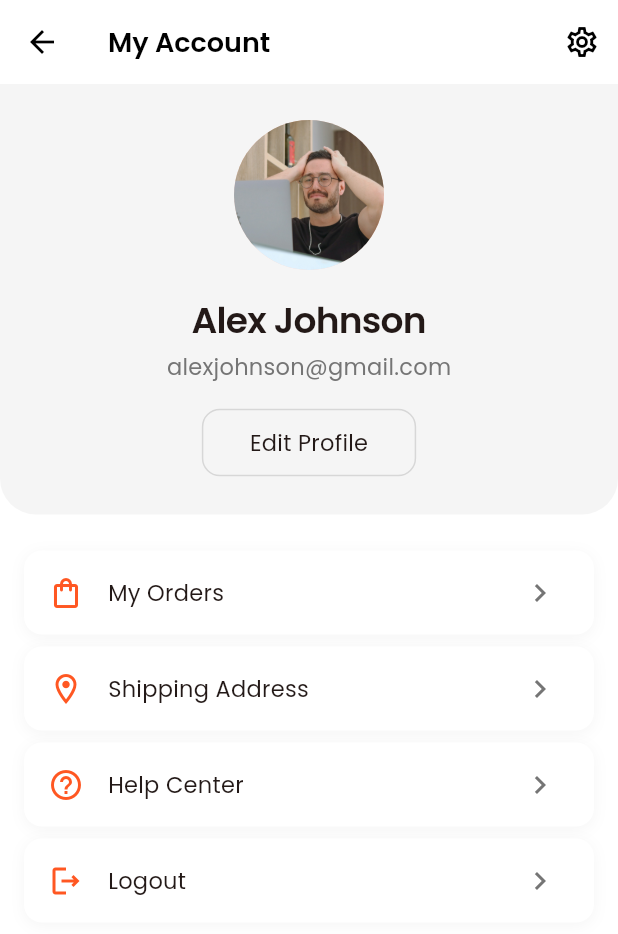
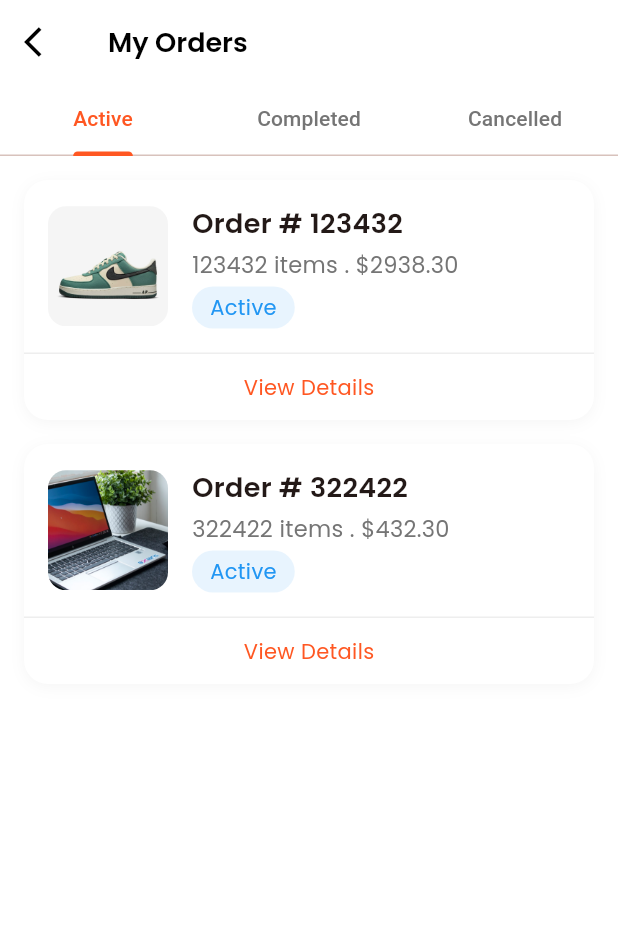
Before and after one commit to Shadrach01/ecommerce_app, a Flutter app: the AccountScreen screen opened directly, after a tap on "My Orders", on a phone screen of 412 x 824 dp. Shown: the top 934 px of the screen. Run offline on Flutter 3.47's test engine with Material 3 defaults, Android fonts, the phone set to English and light mode, and no system bars; our stand-ins replace get, get_storage, google_fonts, share_plus; accounts and stored records are empty.

Commit message:
done with order screen

```diff
--- a/lib/features/account_screen.dart
+++ b/lib/features/account_screen.dart
@@ -1,4 +1,5 @@
 import 'package:ecommerce_app/controllers/auth_controller.dart';
+import 'package:ecommerce_app/features/my%20orders/view/screens/my_orders_screen.dart';
 import 'package:ecommerce_app/utils/app_textstyles.dart';
 import 'package:ecommerce_app/features/settings_screen.dart';
 import 'package:ecommerce_app/features/signin_screen.dart';
@@ -183,7 +184,7 @@ class AccountScreen extends StatelessWidget {
                 if (item['title'] == 'Logout') {
                   _showLogoutDialog(context);
                 } else if (item['title'] == 'My Orders') {
-                  // navigate to my orders screen
+                  Get.to(() => MyOrdersScreen());
                 } else if (item['title'] ==
                     'Shipping Address') {
                   // navigate to my shipping address screen
--- /dev/null
+++ b/lib/features/my orders/model/order.dart
@@ -0,0 +1,22 @@
+// ignore_for_file: public_member_api_docs, sort_constructors_first
+enum OrderStatus { active, completed, cancelled }
+
+class Order {
+  final String orderNumber;
+  final int itemCount;
+  final double totalAmouunt;
+  final OrderStatus status;
+  final String imageUrl;
+  final DateTime orderDate;
+
+  Order({
+    required this.orderNumber,
+    required this.itemCount,
+    required this.totalAmouunt,
+    required this.status,
+    required this.imageUrl,
+    required this.orderDate,
+  });
+
+  String get statusString => status.name;
+}
--- /dev/null
+++ b/lib/features/my orders/repository/order_repository.dart
@@ -0,0 +1,55 @@
+import 'package:ecommerce_app/features/my%20orders/model/order.dart';
+
+class OrderRepository {
+  List<Order> getOrders() {
+    return [
+      Order(
+        orderNumber: '123432',
+        itemCount: 2,
+        totalAmouunt: 2938.3,
+        status: OrderStatus.active,
+        imageUrl: 'assets/images/shoe.jpg',
+        orderDate: DateTime.now().subtract(
+          const Duration(hours: 2),
+        ),
+      ),
+      Order(
+        orderNumber: '322422',
+        itemCount: 1,
+        totalAmouunt: 432.3,
+        status: OrderStatus.active,
+        imageUrl: 'assets/images/laptop.jpg',
+        orderDate: DateTime.now().subtract(
+          const Duration(hours: 2),
+        ),
+      ),
+
+      Order(
+        orderNumber: '64353',
+        itemCount: 2,
+        totalAmouunt: 32.3,
+        status: OrderStatus.completed,
+        imageUrl: 'assets/images/shoe2.jpg',
+        orderDate: DateTime.now().subtract(
+          const Duration(hours: 3),
+        ),
+      ),
+      Order(
+        orderNumber: '25242',
+        itemCount: 5,
+        totalAmouunt: 4932.3,
+        status: OrderStatus.cancelled,
+        imageUrl: 'assets/images/shoes2.jpg',
+        orderDate: DateTime.now().subtract(
+          const Duration(hours: 7),
+        ),
+      ),
+    ];
+  }
+
+  List<Order> getOrdersByStatus(OrderStatus status) {
+    return getOrders()
+        .where((order) => order.status == status)
+        .toList();
+  }
+}
--- /dev/null
+++ b/lib/features/my orders/view/screens/my_orders_screen.dart
@@ -0,0 +1,77 @@
+import 'package:ecommerce_app/features/my%20orders/model/order.dart';
+import 'package:ecommerce_app/features/my%20orders/repository/order_repository.dart';
+import 'package:ecommerce_app/features/my%20orders/view/widgets/order_card.dart';
+import 'package:ecommerce_app/utils/app_textstyles.dart';
+import 'package:flutter/material.dart';
+import 'package:get/get.dart';
+
+class MyOrdersScreen extends StatelessWidget {
+  final OrderRepository _repository = OrderRepository();
+  MyOrdersScreen({super.key});
+
+  @override
+  Widget build(BuildContext context) {
+    final isDark =
+        Theme.of(context).brightness == Brightness.dark;
+
+    return DefaultTabController(
+      length: 3,
+      child: Scaffold(
+        appBar: AppBar(
+          leading: IconButton(
+            onPressed: () => Get.back(),
+            icon: Icon(
+              Icons.arrow_back_ios,
+              color: isDark ? Colors.white : Colors.black,
+            ),
+          ),
+          title: Text(
+            'My Orders',
+            style: AppTextStyles.withColor(
+              AppTextStyles.h3,
+              isDark ? Colors.white : Colors.black,
+            ),
+          ),
+
+          bottom: TabBar(
+            labelColor: Theme.of(context).primaryColor,
+            unselectedLabelColor: isDark
+                ? Colors.grey[400]
+                : Colors.grey[600],
+            indicatorColor: Theme.of(context).primaryColor,
+
+            tabs: const [
+              Tab(text: 'Active'),
+              Tab(text: 'Completed'),
+              Tab(text: 'Cancelled'),
+            ],
+          ),
+        ),
+
+        body: TabBarView(
+          children: [
+            _buildOrderList(context, OrderStatus.active),
+            _buildOrderList(context, OrderStatus.completed),
+            _buildOrderList(context, OrderStatus.cancelled),
+          ],
+        ),
+      ),
+    );
+  }
+
+  Widget _buildOrderList(
+    BuildContext context,
+    OrderStatus status,
+  ) {
+    final orders = _repository.getOrdersByStatus(status);
+
+    return ListView.builder(
+      padding: const EdgeInsets.all(16),
+      itemCount: orders.length,
+      itemBuilder: (context, index) => OrderCard(
+        order: orders[index],
+        onViewDetails: () {},
+      ),
+    );
+  }
+}
--- /dev/null
+++ b/lib/features/my orders/view/widgets/order_card.dart
@@ -0,0 +1,153 @@
+import 'package:ecommerce_app/features/my%20orders/model/order.dart';
+import 'package:ecommerce_app/utils/app_textstyles.dart';
+import 'package:flutter/material.dart';
+import 'package:get/get_utils/src/extensions/string_extensions.dart';
+
+class OrderCard extends StatelessWidget {
+  final Order order;
+  final VoidCallback onViewDetails;
+
+  const OrderCard({
+    super.key,
+    required this.order,
+    required this.onViewDetails,
+  });
+
+  @override
+  Widget build(BuildContext context) {
+    final isDark =
+        Theme.of(context).brightness == Brightness.dark;
+
+    return Container(
+      margin: const EdgeInsets.only(bottom: 16),
+      decoration: BoxDecoration(
+        color: Theme.of(context).cardColor,
+        borderRadius: BorderRadius.circular(16),
+        boxShadow: [
+          BoxShadow(
+            color: isDark
+                ? Colors.black.withOpacity(0.2)
+                : Colors.grey.withOpacity(0.1),
+            blurRadius: 8,
+            offset: const Offset(0, 2),
+          ),
+        ],
+      ),
+
+      child: Column(
+        children: [
+          Padding(
+            padding: EdgeInsets.all(16),
+            child: Row(
+              children: [
+                Container(
+                  width: 80,
+                  height: 80,
+                  decoration: BoxDecoration(
+                    borderRadius: BorderRadius.circular(12),
+                    image: DecorationImage(
+                      image: AssetImage(order.imageUrl),
+                      fit: BoxFit.cover,
+                    ),
+                  ),
+                ),
+                const SizedBox(width: 16),
+                Expanded(
+                  child: Column(
+                    crossAxisAlignment:
+                        CrossAxisAlignment.start,
+                    children: [
+                      Text(
+                        'Order # ${order.orderNumber}',
+                        style: AppTextStyles.withColor(
+                          AppTextStyles.h3,
+                          Theme.of(
+                            context,
+                          ).textTheme.bodyLarge!.color!,
+                        ),
+                      ),
+
+                      const SizedBox(height: 4),
+
+                      Text(
+                        '${order.orderNumber} items . \$${order.totalAmouunt.toStringAsFixed(2)}',
+                        style: AppTextStyles.withColor(
+                          AppTextStyles.bodyMedium,
+                          isDark
+                              ? Colors.grey[400]!
+                              : Colors.grey[600]!,
+                        ),
+                      ),
+
+                      const SizedBox(height: 4),
+
+                      _buildStatusChip(
+                        context,
+                        order.statusString,
+                      ),
+                    ],
+                  ),
+                ),
+              ],
+            ),
+          ),
+
+          Divider(height: 1, color: Colors.grey.shade200),
+
+          InkWell(
+            onTap: onViewDetails,
+            child: Padding(
+              padding: const EdgeInsets.symmetric(
+                vertical: 12,
+              ),
+              child: Text(
+                'View Details',
+                style: AppTextStyles.withColor(
+                  AppTextStyles.bodySmall,
+                  Theme.of(context).primaryColor,
+                ),
+              ),
+            ),
+          ),
+        ],
+      ),
+    );
+  }
+
+  Widget _buildStatusChip(
+    BuildContext context,
+    String type,
+  ) {
+    Color getStatusColor() {
+      switch (type) {
+        case 'active':
+          return Colors.blue;
+        case 'completed':
+          return Colors.green;
+        case 'cancelled':
+          return Colors.red;
+        default:
+          return Colors.grey;
+      }
+    }
+
+    return Container(
+      padding: const EdgeInsets.symmetric(
+        horizontal: 12,
+        vertical: 4,
+      ),
+      decoration: BoxDecoration(
+        color: getStatusColor().withOpacity(0.1),
+        borderRadius: BorderRadius.circular(20),
+      ),
+
+      child: Text(
+        type.capitalize!,
+        style: AppTextStyles.withColor(
+          AppTextStyles.bodySmall,
+          getStatusColor(),
+        ),
+      ),
+    );
+  }
+}
```
